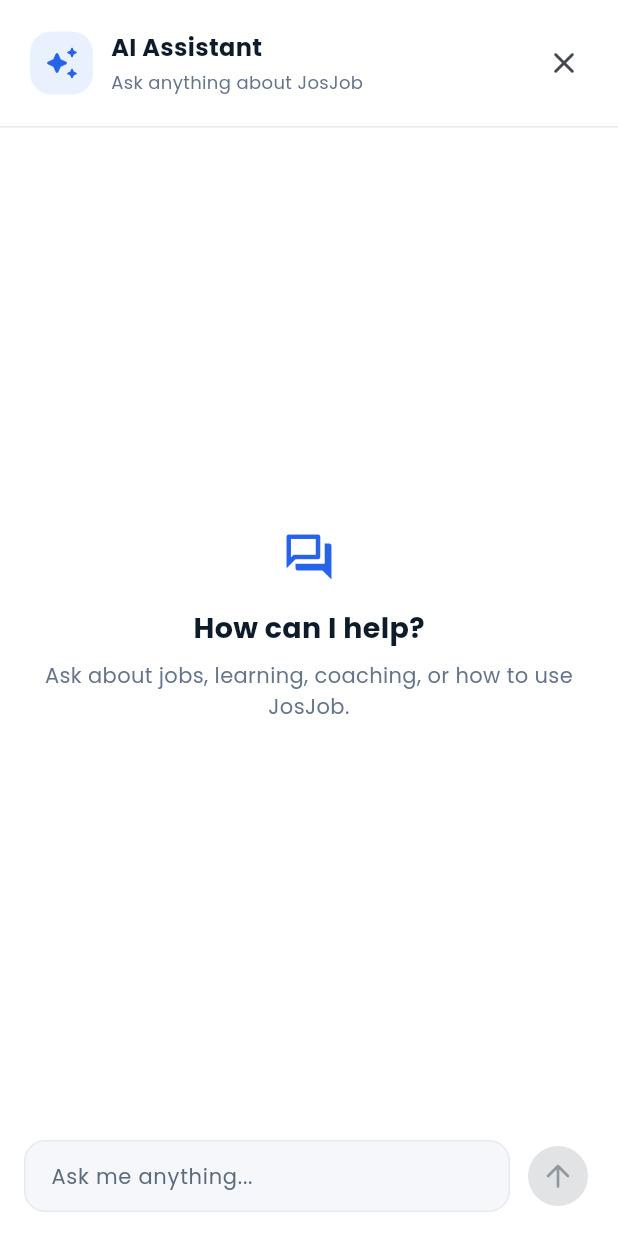
After one commit to ZygmaCore/JosJob, a Flutter app: the screen it shows after launch, in the side drawer, after a tap on "Ask AI", on a phone screen of 412 x 824 dp. The commit adds this screen. Run offline on Flutter 3.47's test engine with Material 3 defaults, Android fonts, the phone set to English and light mode, and no system bars; our stand-ins replace connectivity_plus, drift, drift_flutter, file_picker, flutter_markdown_plus, flutter_secure_storage and 5 more; missing offline and left inert: dart:js_interop, dart:ui_web, flutter_stripe, flutter_webrtc, google_sign_in_web, phoenix_socket; accounts and stored records are empty; generated files the repository leaves out were written again.

Commit message:
add new feature: ask ai

```diff
--- /dev/null
+++ b/apps/josjob_fe/lib/landing/ask_ai_drawer.dart
@@ -0,0 +1,364 @@
+part of 'landing_page_ascent.dart';
+
+class _AskAiDrawer extends StatefulWidget {
+  const _AskAiDrawer({required this.onClose});
+  final VoidCallback onClose;
+  @override
+  State<_AskAiDrawer> createState() => _AskAiDrawerState();
+}
+
+class _AskAiDrawerState extends State<_AskAiDrawer> {
+  final _input = TextEditingController();
+  final _scroll = ScrollController();
+  final _history = <Map<String, String>>[];
+  bool _busy = false;
+  bool _closing = false;
+  String? _error;
+
+  void _close() {
+    if (_closing) return;
+    setState(() => _closing = true);
+  }
+
+  @override
+  void dispose() {
+    _input.dispose();
+    _scroll.dispose();
+    super.dispose();
+  }
+
+  Future<void> _send() async {
+    final text = _input.text.trim();
+    if (text.isEmpty || _busy) return;
+    _input.clear();
+    setState(() {
+      _busy = true;
+      _error = null;
+      _history.add({'role': 'user', 'content': text});
+    });
+    try {
+      final response = await http
+          .post(
+            Uri.parse('${ApiConfig.baseUrl}/api/assistant/chat'),
+            headers: {'Content-Type': 'application/json'},
+            body: jsonEncode({
+              'messages': _history.length > 10
+                  ? _history.sublist(_history.length - 10)
+                  : _history,
+            }),
+          )
+          .timeout(const Duration(seconds: 35));
+      final data = jsonDecode(response.body);
+      if (response.statusCode != 200 ||
+          data is! Map ||
+          data['answer'] is! String) {
+        throw Exception('assistant_unavailable');
+      }
+      if (!mounted) return;
+      setState(
+        () => _history.add({
+          'role': 'assistant',
+          'content': data['answer'] as String,
+        }),
+      );
+      WidgetsBinding.instance.addPostFrameCallback((_) {
+        if (_scroll.hasClients) {
+          _scroll.animateTo(
+            _scroll.position.maxScrollExtent,
+            duration: const Duration(milliseconds: 240),
+            curve: Curves.easeOut,
+          );
+        }
+      });
+    } catch (_) {
+      if (mounted) {
+        setState(
+          () => _error =
+              'I couldn’t reach the assistant. Please try again in a moment.',
+        );
+      }
+    } finally {
+      if (mounted) setState(() => _busy = false);
+    }
+  }
+
+  @override
+  Widget build(BuildContext context) {
+    final width = MediaQuery.sizeOf(context).width;
+    return Stack(
+      children: [
+        Positioned.fill(
+          child: GestureDetector(
+            onTap: _close,
+            child: AnimatedContainer(
+              duration: const Duration(milliseconds: 260),
+              color: Colors.black.withValues(alpha: _closing ? 0 : .25),
+            ),
+          ),
+        ),
+        Align(
+          alignment: Alignment.centerRight,
+          child: TweenAnimationBuilder<Offset>(
+            tween: Tween(
+              begin: _closing ? Offset.zero : const Offset(1, 0),
+              end: _closing ? const Offset(1, 0) : Offset.zero,
+            ),
+            duration: const Duration(milliseconds: 260),
+            curve: Curves.easeOutCubic,
+            onEnd: () {
+              if (_closing) widget.onClose();
+            },
+            builder: (context, offset, child) =>
+                FractionalTranslation(translation: offset, child: child),
+            child: Focus(
+              onKeyEvent: (node, event) {
+                if (event is KeyDownEvent &&
+                    event.logicalKey == LogicalKeyboardKey.escape) {
+                  _close();
+                  return KeyEventResult.handled;
+                }
+                return KeyEventResult.ignored;
+              },
+              child: Material(
+                color: Colors.white,
+                elevation: 18,
+                child: SizedBox(
+                  width: width < 620
+                      ? width
+                      : width < 900
+                      ? width * .78
+                      : 430,
+                  height: double.infinity,
+                  child: SafeArea(
+                    child: Column(
+                      children: [
+                        Padding(
+                          padding: const EdgeInsets.fromLTRB(20, 18, 12, 18),
+                          child: Row(
+                            children: [
+                              Container(
+                                width: 42,
+                                height: 42,
+                                decoration: BoxDecoration(
+                                  color: const Color(0xffe9f1ff),
+                                  borderRadius: BorderRadius.circular(14),
+                                ),
+                                child: const Icon(
+                                  Icons.auto_awesome_rounded,
+                                  color: Color(0xff2563eb),
+                                ),
+                              ),
+                              const SizedBox(width: 12),
+                              const Expanded(
+                                child: Column(
+                                  crossAxisAlignment: CrossAxisAlignment.start,
+                                  children: [
+                                    Text(
+                                      'AI Assistant',
+                                      style: TextStyle(
+                                        fontSize: 16,
+                                        fontWeight: FontWeight.w700,
+                                      ),
+                                    ),
+                                    SizedBox(height: 3),
+                                    Text(
+                                      'Ask anything about JosJob',
+                                      style: TextStyle(
+                                        fontSize: 12,
+                                        color: Color(0xff64748b),
+                                      ),
+                                    ),
+                                  ],
+                                ),
+                              ),
+                              IconButton(
+                                key: const ValueKey('ask-ai-close'),
+                                tooltip: 'Close assistant',
+                                onPressed: _close,
+                                icon: const Icon(Icons.close_rounded),
+                              ),
+                            ],
+                          ),
+                        ),
+                        const Divider(height: 1),
+                        Expanded(
+                          child: _history.isEmpty
+                              ? const Center(
+                                  child: Padding(
+                                    padding: EdgeInsets.all(28),
+                                    child: Column(
+                                      mainAxisSize: MainAxisSize.min,
+                                      children: [
+                                        Icon(
+                                          Icons.forum_outlined,
+                                          size: 36,
+                                          color: Color(0xff2563eb),
+                                        ),
+                                        SizedBox(height: 16),
+                                        Text(
+                                          'How can I help?',
+                                          style: TextStyle(
+                                            fontSize: 19,
+                                            fontWeight: FontWeight.w700,
+                                          ),
+                                        ),
+                                        SizedBox(height: 8),
+                                        Text(
+                                          'Ask about jobs, learning, coaching, or how to use JosJob.',
+                                          textAlign: TextAlign.center,
+                                          style: TextStyle(
+                                            color: Color(0xff64748b),
+                                            height: 1.5,
+                                          ),
+                                        ),
+                                      ],
+                                    ),
+                                  ),
+                                )
+                              : ListView.builder(
+                                  controller: _scroll,
+                                  padding: const EdgeInsets.all(18),
+                                  itemCount: _history.length + (_busy ? 1 : 0),
+                                  itemBuilder: (context, index) {
+                                    if (index == _history.length) {
+                                      return const Padding(
+                                        padding: EdgeInsets.all(12),
+                                        child: Align(
+                                          alignment: Alignment.centerLeft,
+                                          child: SizedBox(
+                                            width: 20,
+                                            height: 20,
+                                            child: CircularProgressIndicator(
+                                              strokeWidth: 2,
+                                            ),
+                                          ),
+                                        ),
+                                      );
+                                    }
+                                    final message = _history[index];
+                                    final user = message['role'] == 'user';
+                                    return Align(
+                                      alignment: user
+                                          ? Alignment.centerRight
+                                          : Alignment.centerLeft,
+                                      child: Container(
+                                        margin: const EdgeInsets.only(
+                                          bottom: 12,
+                                        ),
+                                        padding: const EdgeInsets.all(13),
+                                        constraints: const BoxConstraints(
+                                          maxWidth: 330,
+                                        ),
+                                        decoration: BoxDecoration(
+                                          color: user
+                                              ? const Color(0xffeaf1ff)
+                                              : const Color(0xfff4f6fa),
+                                          borderRadius: BorderRadius.circular(
+                                            16,
+                                          ),
+                                        ),
+                                        child: MarkdownBody(
+                                          data: message['content']!,
+                                          selectable: true,
+                                          styleSheet: MarkdownStyleSheet(
+                                            p: const TextStyle(height: 1.5),
+                                            h1: const TextStyle(
+                                              fontSize: 20,
+                                              fontWeight: FontWeight.w700,
+                                            ),
+                                            h2: const TextStyle(
+                                              fontSize: 18,
+                                              fontWeight: FontWeight.w700,
+                                            ),
+                                            h3: const TextStyle(
+                                              fontSize: 16,
+                                              fontWeight: FontWeight.w700,
+                                            ),
+                                            code: const TextStyle(
+                                              fontFamily: 'monospace',
+                                              backgroundColor: Color(
+                                                0xffe9edf3,
+                                              ),
+                                            ),
+                                            blockquoteDecoration:
+                                                const BoxDecoration(
+                                                  border: Border(
+                                                    left: BorderSide(
+                                                      color: Color(0xff2563eb),
+                                                      width: 3,
+                                                    ),
+                                                  ),
+                                                ),
+                                          ),
+                                        ),
+                                      ),
+                                    );
+                                  },
+                                ),
+                        ),
+                        if (_error != null)
+                          Padding(
+                            padding: const EdgeInsets.symmetric(
+                              horizontal: 18,
+                              vertical: 5,
+                            ),
+                            child: Text(
+                              _error!,
+                              style: const TextStyle(
+                                color: Colors.red,
+                                fontSize: 12,
+                              ),
+                            ),
+                          ),
+                        Padding(
+                          padding: const EdgeInsets.fromLTRB(16, 10, 16, 16),
+                          child: Row(
+                            crossAxisAlignment: CrossAxisAlignment.end,
+                            children: [
+                              Expanded(
+                                child: TextField(
+                                  controller: _input,
+                                  minLines: 1,
+                                  maxLines: 5,
+                                  textInputAction: TextInputAction.send,
+                                  onSubmitted: (_) => _send(),
+                                  onChanged: (_) => setState(() {}),
+                                  decoration: InputDecoration(
+                                    hintText: 'Ask me anything...',
+                                    filled: true,
+                                    fillColor: const Color(0xfff5f7fa),
+                                    contentPadding: const EdgeInsets.symmetric(
+                                      horizontal: 14,
+                                      vertical: 12,
+                                    ),
+                                    border: OutlineInputBorder(
+                                      borderRadius: BorderRadius.circular(16),
+                                      borderSide: BorderSide.none,
+                                    ),
+                                  ),
+                                ),
+                              ),
+                              const SizedBox(width: 8),
+                              IconButton.filled(
+                                key: const ValueKey('ask-ai-send'),
+                                tooltip: 'Send message',
+                                onPressed: _busy || _input.text.trim().isEmpty
+                                    ? null
+                                    : _send,
+                                icon: const Icon(Icons.arrow_upward_rounded),
+                              ),
+                            ],
+                          ),
+                        ),
+                      ],
+                    ),
+                  ),
+                ),
+              ),
+            ),
+          ),
+        ),
+      ],
+    );
+  }
+}
--- a/apps/josjob_fe/lib/landing/landing_page_ascent.dart
+++ b/apps/josjob_fe/lib/landing/landing_page_ascent.dart
@@ -1,12 +1,17 @@
 import 'dart:math' as math;
 import 'dart:async';
+import 'dart:convert';
 import 'dart:ui' as ui;
+import 'package:http/http.dart' as http;
+import 'package:flutter_markdown_plus/flutter_markdown_plus.dart';
 import 'package:flutter_svg/flutter_svg.dart';
 import 'package:flutter/material.dart';
+import 'package:flutter/services.dart';
 import 'package:google_fonts/google_fonts.dart';
 import '../theme/app_theme.dart';
 import '../shared/app_ui.dart';
 import '../services/session.dart';
+import '../services/api_config.dart';
 export '../theme/app_theme.dart';
 
 // =========================================================================
@@ -26,6 +31,7 @@ part 'data/helpers.dart';
 part 'data/models.dart';
 part 'data/data.dart';
 part 'shell/josjob_landing_page.dart';
+part 'ask_ai_drawer.dart';
 part 'shell/bounded.dart';
 part 'widgets/pill_button.dart';
 part 'widgets/eyebrow.dart';
--- a/apps/josjob_fe/lib/landing/shell/josjob_landing_page.dart
+++ b/apps/josjob_fe/lib/landing/shell/josjob_landing_page.dart
@@ -35,6 +35,7 @@ class _JosjobLandingPageState extends State<JosjobLandingPage> {
 
   final _journeyKey = GlobalKey();
   final _faqKey = GlobalKey();
+  bool _askAiOpen = false;
 
   void _jump(GlobalKey key) {
     final target = key.currentContext;
@@ -163,6 +164,15 @@ class _JosjobLandingPageState extends State<JosjobLandingPage> {
                   _go(Session.instance.isSignedIn ? '/dashboard' : '/login'),
               child: Text(Session.instance.isSignedIn ? 'Dashboard' : 'Log in'),
             ),
+            if (MediaQuery.sizeOf(context).width >= 900) ...[
+              const SizedBox(width: 8),
+              FilledButton.icon(
+                key: const ValueKey('ask-ai-open'),
+                onPressed: () => setState(() => _askAiOpen = true),
+                icon: const Icon(Icons.auto_awesome_rounded, size: 17),
+                label: const Text('Ask AI'),
+              ),
+            ],
             if (MediaQuery.sizeOf(context).width < 900) ...[
               const SizedBox(width: 8),
               IconButton(
@@ -209,6 +219,14 @@ class _JosjobLandingPageState extends State<JosjobLandingPage> {
                 onTap: () {
                   Navigator.of(context).pop();
                   entry.$3();
+                },
+              ),
+            ListTile(
+              leading: const Icon(Icons.auto_awesome_rounded),
+              title: const Text('Ask AI'),
+              onTap: () {
+                Navigator.of(context).pop();
+                setState(() => _askAiOpen = true);
               },
             ),
             const Spacer(),
@@ -1023,7 +1041,9 @@ class _JosjobLandingPageState extends State<JosjobLandingPage> {
     key: _scaffold,
     backgroundColor: Colors.white,
     endDrawer: _drawer(),
-    body: SafeArea(
+    body: Stack(
+      children: [
+        SafeArea(
           child: Column(
             children: [
               _navigation(),
@@ -1047,5 +1067,9 @@ class _JosjobLandingPageState extends State<JosjobLandingPage> {
             ],
           ),
         ),
+        if (_askAiOpen)
+          _AskAiDrawer(onClose: () => setState(() => _askAiOpen = false)),
+      ],
+    ),
   );
 }
--- a/apps/josjob_fe/pubspec.yaml
+++ b/apps/josjob_fe/pubspec.yaml
@@ -64,7 +64,7 @@ dependencies:
   # implementation used by the CanvasKit web build.
   flutter_stripe: ^11.5.0
   flutter_stripe_web: ^6.5.0
-
+  flutter_markdown_plus: ^1.0.12
 dev_dependencies:
   flutter_test:
     sdk: flutter
```
Also changed, not shown: apps/josjob_fe/pubspec.lock, 4 other files. Lines whose indentation alone changed are shown as unchanged.
